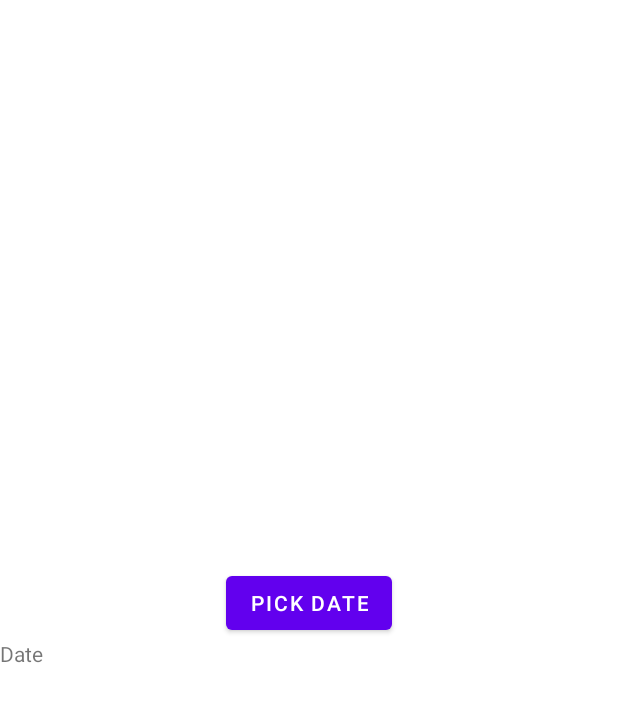
After one commit to kmillegirard/TennisSchedule, an Android app: the layout activity_calendar.xml on its own in the app's theme, with its tools: preview values and no code run, on a phone screen of 412 x 824 dp. The commit adds this screen. Shown: the top 702 px of the screen. Run offline under Robolectric (Android 15) with nearby library versions, the phone set to English and light mode, and no system bars.

Commit message:
calendrier à vérifier car pas de lien entre les activités

```diff
--- a/app/src/main/AndroidManifest.xml
+++ b/app/src/main/AndroidManifest.xml
@@ -15,7 +15,7 @@
             android:name=".MainActivity2"
             android:exported="false" />
         <activity
-            android:name=".CommeTuVeux"
+            android:name=".LogActivity"
             android:exported="false" />
         <activity
             android:name=".MainActivity"
--- a/app/src/main/java/fr/isen/girardbonnefond/tennisschedule/CommeTuVeux.kt
+++ b/app/src/main/java/fr/isen/girardbonnefond/tennisschedule/LogActivity.kt
@@ -3,9 +3,9 @@ package fr.isen.girardbonnefond.tennisschedule
 import androidx.appcompat.app.AppCompatActivity
 import android.os.Bundle
 
-class CommeTuVeux : AppCompatActivity() {
+class LogActivity : AppCompatActivity() {
     override fun onCreate(savedInstanceState: Bundle?) {
         super.onCreate(savedInstanceState)
-        setContentView(R.layout.activity_comme_tu_veux)
+        setContentView(R.layout.activity_log)
     }
 }
--- /dev/null
+++ b/app/src/main/res/layout/activity_calendar.xml
@@ -0,0 +1,23 @@
+<?xml version="1.0" encoding="utf-8"?>
+<LinearLayout xmlns:android="http://schemas.android.com/apk/res/android"
+    xmlns:app="http://schemas.android.com/apk/res-auto"
+    xmlns:tools="http://schemas.android.com/tools"
+    android:layout_width="match_parent"
+    android:layout_height="match_parent"
+    android:orientation="vertical"
+    android:gravity="center"
+    tools:context=".CalendarActivity">
+
+    <Button
+        android:id="@+id/pickDateButton"
+        android:text="Pick Date"
+        android:layout_width="wrap_content"
+        android:layout_height="wrap_content"/>
+
+    <TextView
+        android:id="@+id/dateTextView"
+        android:layout_width="match_parent"
+        android:layout_height="wrap_content"
+        android:text="Date"/>
+
+</LinearLayout>
--- a/app/src/main/res/layout/activity_comme_tu_veux.xml
+++ b/app/src/main/res/layout/activity_log.xml
@@ -4,6 +4,6 @@
     xmlns:tools="http://schemas.android.com/tools"
     android:layout_width="match_parent"
     android:layout_height="match_parent"
-    tools:context=".CommeTuVeux">
+    tools:context=".LogActivity">
 
 </androidx.constraintlayout.widget.ConstraintLayout>
```
Also changed, not shown: app/src/main/java/fr/isen/girardbonnefond/tennisschedule/CalendarActivity.kt (added, +34 -0 lines), app/src/main/java/fr/isen/girardbonnefond/tennisschedule/MainActivity.kt (+1 -13 lines).
